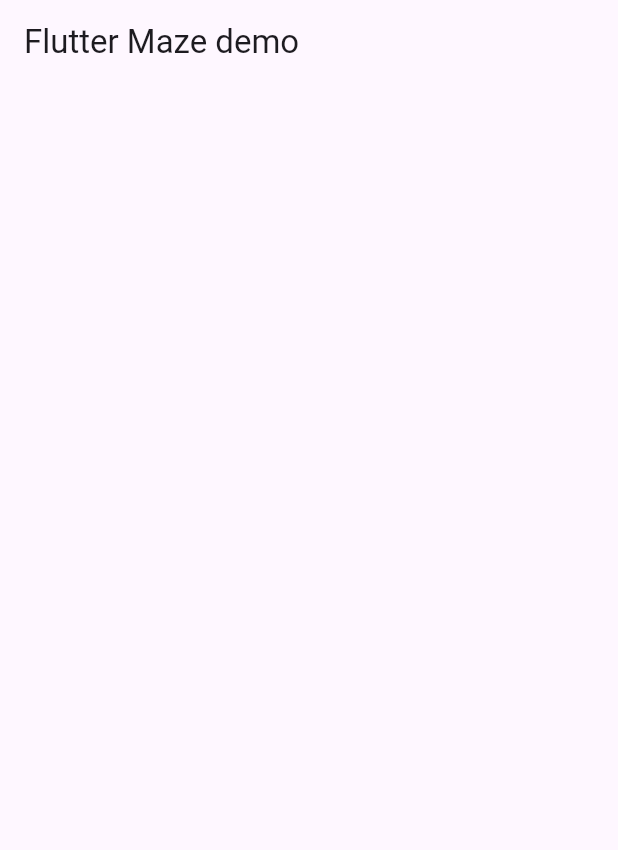
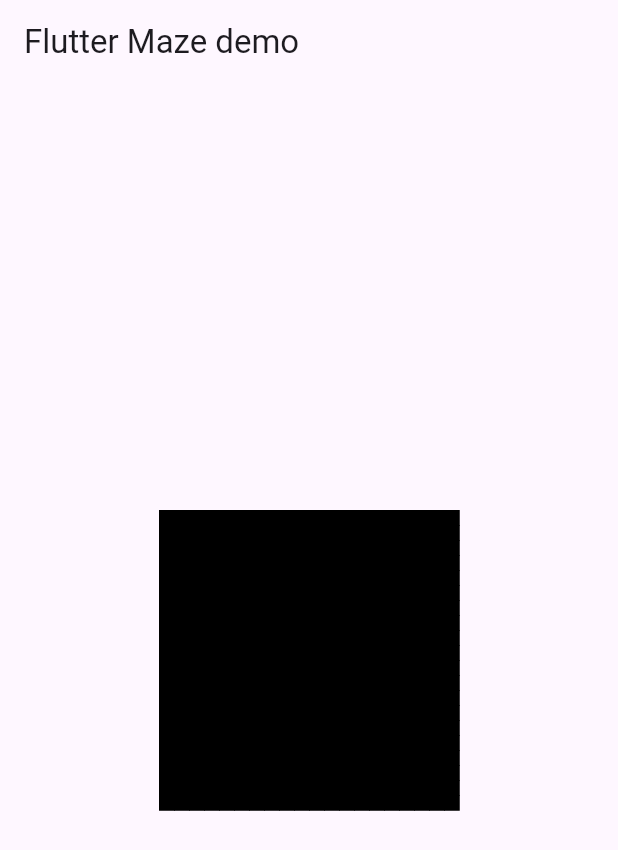
Before and after one commit to luigimicco/flutter_maze, a Flutter app: the screen it shows after launch, on a phone screen of 412 x 824 dp. Shown: the top 850 px of the screen. Run offline on Flutter 3.47's test engine with Material 3 defaults, Android fonts, the phone set to English and light mode, and no system bars.

Commit message:
feat: add mazepainter to main body

```diff
--- a/lib/main.dart
+++ b/lib/main.dart
@@ -1,4 +1,5 @@
 import 'package:flutter/material.dart';
+import 'package:flutter_maze/logic/maze_painter.dart';
 
 import 'logic/maze.dart';
 
@@ -29,7 +30,12 @@ class MyApp extends StatelessWidget {
         appBar: AppBar(
           title: const Text('Flutter Maze demo'),
         ),
-        body: Container(),
+        body: Center(
+          child: CustomPaint(
+            size: const Size.square(size),
+            painter: MazePainter(maze: maze),
+          ),
+        ),
       ),
     );
   }
```
